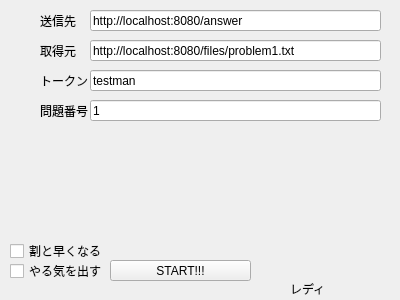
Old version of the form slave/slave.ui in the repository tnct-spc/procon2015.
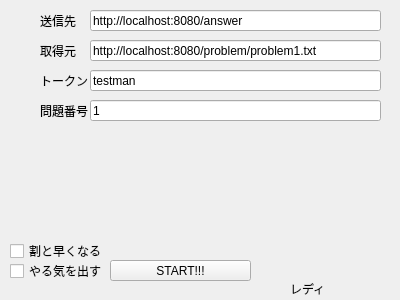
New version of the form.

```diff
--- a/slave/slave.ui
+++ b/slave/slave.ui
@@ -75,7 +75,7 @@
     </rect>
    </property>
    <property name="text">
-    <string>http://localhost:8080/files/problem1.txt</string>
+    <string>http://localhost:8080/problem/problem1.txt</string>
    </property>
   </widget>
   <widget class="QLabel" name="label">
```
